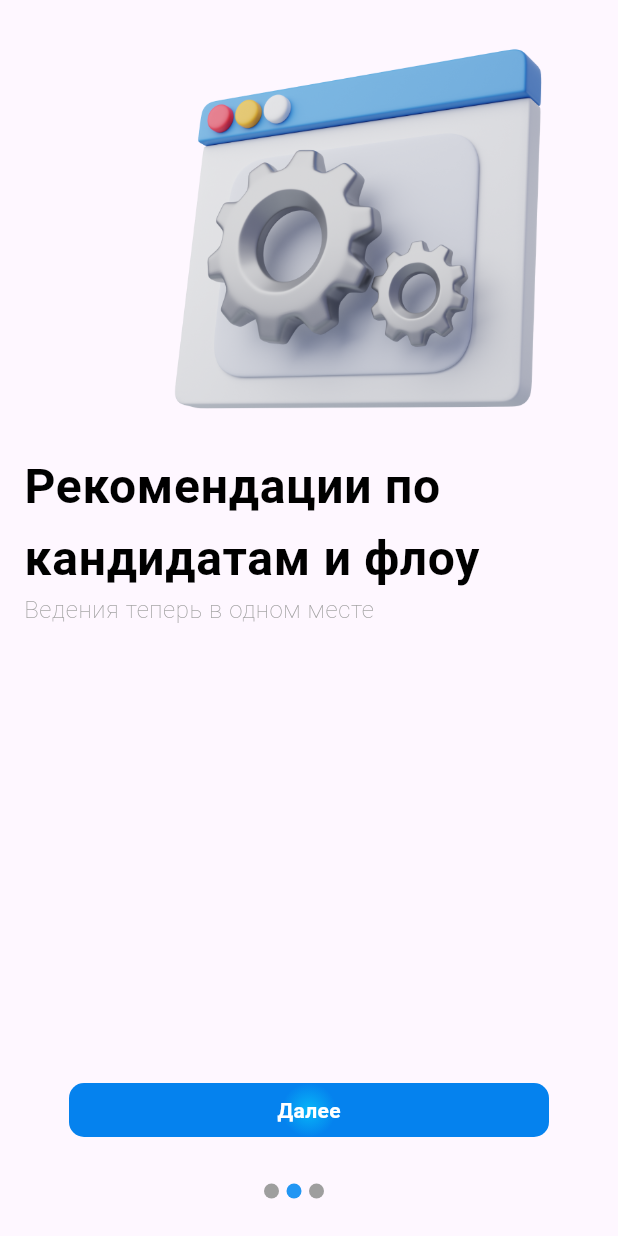
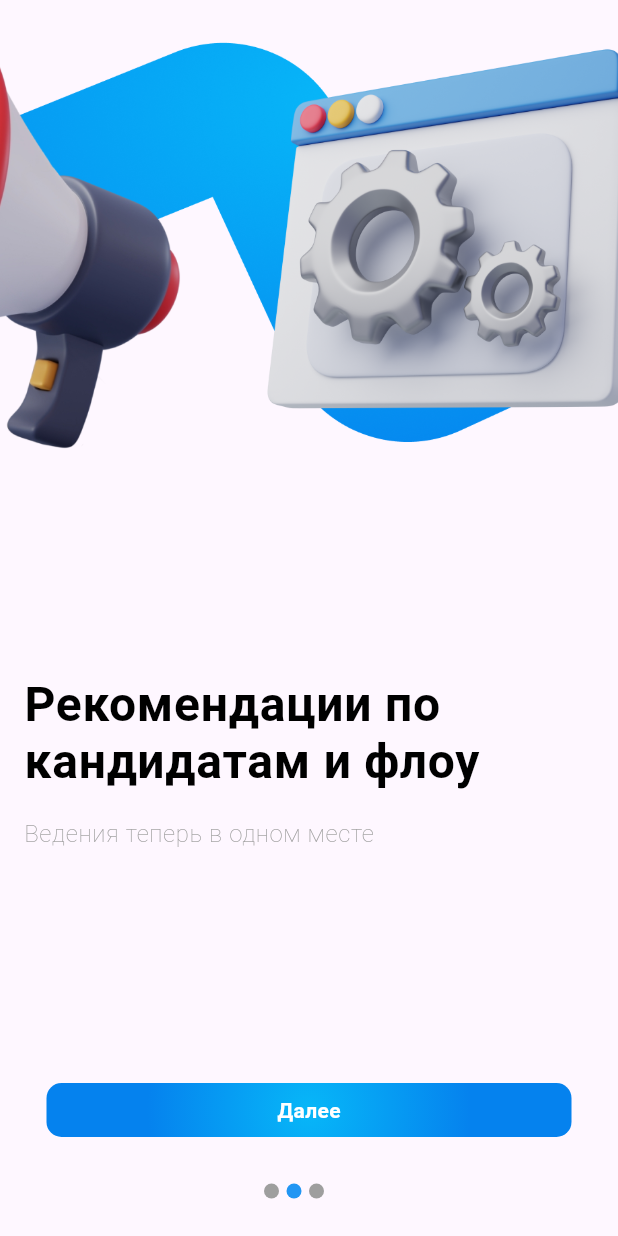
Before and after one commit to ED1LOAD/Molva, a Flutter app: the screen it shows after launch, after a tap on "Далее", on a phone screen of 412 x 824 dp. Run offline on Flutter 3.47's test engine with Material 3 defaults, Android fonts, the light colour scheme and no system bars; our stand-ins replace flutter_secure_storage; missing offline and left inert: dart:html; network calls fail; Roboto replaces fonts that are missing (Graphik LCG).

Commit message:
rest of the things

```diff
--- a/app/lib/app.dart
+++ b/app/lib/app.dart
@@ -18,6 +18,7 @@ class App extends StatelessWidget {
       ),
       routes: {
         '/': (context) => OnboardingScreen(),
+        '/toregistration': (context) => ToRegistration(),
         '/login': (context) => LoginScreen(),
         '/authorization': (context) => AuthorizationScreen(),
         '/home': (context) => HomeScreen(),
--- a/app/lib/features/onboarding/view/onboarding_screen.dart
+++ b/app/lib/features/onboarding/view/onboarding_screen.dart
@@ -18,6 +18,11 @@ class _OnboardingScreenState extends State<OnboardingScreen> {
     const Contract(),
   ];
 
+  @override
+  void initState() {
+    super.initState();
+  }
+
   int _currentPage = 0;
 
   @override
@@ -25,7 +30,9 @@ class _OnboardingScreenState extends State<OnboardingScreen> {
     return Scaffold(
       body: SafeArea(
         child: Column(
+          mainAxisAlignment: MainAxisAlignment.center,
           children: [
+            imageData(context),
             pageBody(),
             nextButton(context),
             dotIndicator(),
@@ -35,12 +42,26 @@ class _OnboardingScreenState extends State<OnboardingScreen> {
     );
   }
 
+  SizedBox imageData(BuildContext context) {
+    return SizedBox(
+      width: MediaQuery.of(context).size.width,
+      height: 300,
+      child: Image(
+        image: const AssetImage('assets/onboarding/combined.png'),
+        alignment: Alignment(-1.2 + 1.1 * _currentPage, 0),
+        width: 1000,
+        height: 334,
+        fit: BoxFit.cover,
+      ),
+    );
+  }
+
   MaterialButton nextButton(BuildContext context) {
     return MaterialButton(
       onPressed: () {
         if (_currentPage == _onboardingPages.length - 1) {
           Navigator.of(context)
-              .pushNamedAndRemoveUntil('/authorization', (route) => false);
+              .pushNamedAndRemoveUntil('/toregistration', (route) => false);
         }
         setState(() {
           _currentPage++;
@@ -51,8 +72,9 @@ class _OnboardingScreenState extends State<OnboardingScreen> {
               curve: Curves.easeInOut);
         });
       },
+      child: Padding(
+        padding: const EdgeInsets.only(left: 15, right: 15),
         child: Container(
-        width: 320,
           height: 36,
           decoration: BoxDecoration(
             gradient: gradient,
@@ -69,23 +91,28 @@ class _OnboardingScreenState extends State<OnboardingScreen> {
             ),
           ),
         ),
+      ),
     );
   }
 
   SizedBox dotIndicator() {
-    return SizedBox(
-      height: 60,
-      width: 60,
-      child: Row(
-        children: List<Widget>.generate(
-          _onboardingPages.length,
+    final list = List<Widget>.generate(
+      _onboardingPages.length - 1,
       (index) => Padding(
         padding: const EdgeInsets.only(right: 5),
         child: DotIndicator(
           isActive: index == _currentPage,
         ),
       ),
-        ),
+    );
+    list.add(DotIndicator(
+      isActive: _currentPage == _onboardingPages.length - 1,
+    ));
+    return SizedBox(
+      height: 60,
+      width: 60,
+      child: Row(
+        children: list,
       ),
     );
   }
--- a/app/lib/features/onboarding/view/view.dart
+++ b/app/lib/features/onboarding/view/view.dart
@@ -1 +1,2 @@
 export 'onboarding_screen.dart';
+export 'toregistration_screen.dart';
--- a/app/lib/features/onboarding/widgets/onboarding_page.dart
+++ b/app/lib/features/onboarding/widgets/onboarding_page.dart
@@ -6,14 +6,8 @@ class MegaPhone extends StatelessWidget {
   @override
   Widget build(BuildContext context) {
     return Column(
+      mainAxisAlignment: MainAxisAlignment.center,
       children: [
-        Align(
-          alignment: Alignment.centerRight,
-          child: Image.asset(
-            'assets/onboarding/megaphone.png',
-            height: 300,
-          ),
-        ),
         Padding(
           padding: const EdgeInsets.only(left: 16.0, right: 16.0),
           child: Align(
@@ -23,6 +17,7 @@ class MegaPhone extends StatelessWidget {
               children: [
                 Text('Исследуйте новый канал привлечения сотрудников',
                     style: Theme.of(context).textTheme.bodyLarge),
+                const SizedBox(height: 20),
                 Text('Размещайте вакансию или привлекайте кандидатов',
                     style: Theme.of(context).textTheme.bodySmall),
               ],
@@ -40,14 +35,8 @@ class Settings extends StatelessWidget {
   @override
   Widget build(BuildContext context) {
     return Column(
+      mainAxisAlignment: MainAxisAlignment.center,
       children: [
-        Align(
-          alignment: Alignment.centerRight,
-          child: Image.asset(
-            'assets/onboarding/settings.png',
-            height: 300,
-          ),
-        ),
         Padding(
           padding: const EdgeInsets.only(left: 16.0, right: 16.0),
           child: Align(
@@ -57,6 +46,7 @@ class Settings extends StatelessWidget {
               children: [
                 Text('Рекомендации по кандидатам и флоу',
                     style: Theme.of(context).textTheme.bodyLarge),
+                const SizedBox(height: 20),
                 Text('Ведения теперь в одном месте',
                     style: Theme.of(context).textTheme.bodySmall),
               ],
@@ -74,14 +64,8 @@ class Contract extends StatelessWidget {
   @override
   Widget build(BuildContext context) {
     return Column(
+      mainAxisAlignment: MainAxisAlignment.center,
       children: [
-        Align(
-          alignment: Alignment.centerRight,
-          child: Image.asset(
-            'assets/onboarding/contract.png',
-            height: 300,
-          ),
-        ),
         Padding(
           padding: const EdgeInsets.only(left: 16.0, right: 16.0),
           child: Align(
--- a/app/lib/theme.dart
+++ b/app/lib/theme.dart
@@ -2,26 +2,37 @@ import 'package:flutter/material.dart';
 
 const blue1 = Color(0xFF0582EE);
 const blue2 = Color(0xFF37ADF5);
+const background = Color(0xFFF5F5F7);
 const gradient = RadialGradient(
   center: Alignment.center,
-  colors: [Color(0xFF07B7F8), Color(0xFF0582EE)],
+  colors: [
+    const Color(0xFF07B7F8), // #07B7F8
+    const Color(0xFF0582EE), // #0582EE
+  ],
+  stops: const [0.0, 1.0], // Start and end position for color transition
+  radius: 3.0,
 );
 
 const customTheme = TextTheme(
   bodySmall: TextStyle(
+    fontFamily: "Graphik LCG",
     color: Colors.grey,
     fontWeight: FontWeight.w100,
     fontSize: 16,
+    height: 19.2 / 16,
   ),
   bodyMedium: TextStyle(
+    fontFamily: "Graphik LCG",
     color: Colors.black,
     fontWeight: FontWeight.bold,
     fontSize: 14,
   ),
   bodyLarge: TextStyle(
+    fontFamily: "Graphik LCG",
     color: Colors.black,
     fontWeight: FontWeight.bold,
     fontSize: 32,
+    height: 38.4 / 32,
   ),
 );
 
```
Also changed, not shown: app/lib/features/onboarding/view/toregistration_screen.dart (added, +155 -0 lines), app/assets/onboarding/combined.png (added). Lines whose indentation alone changed are shown as unchanged.
